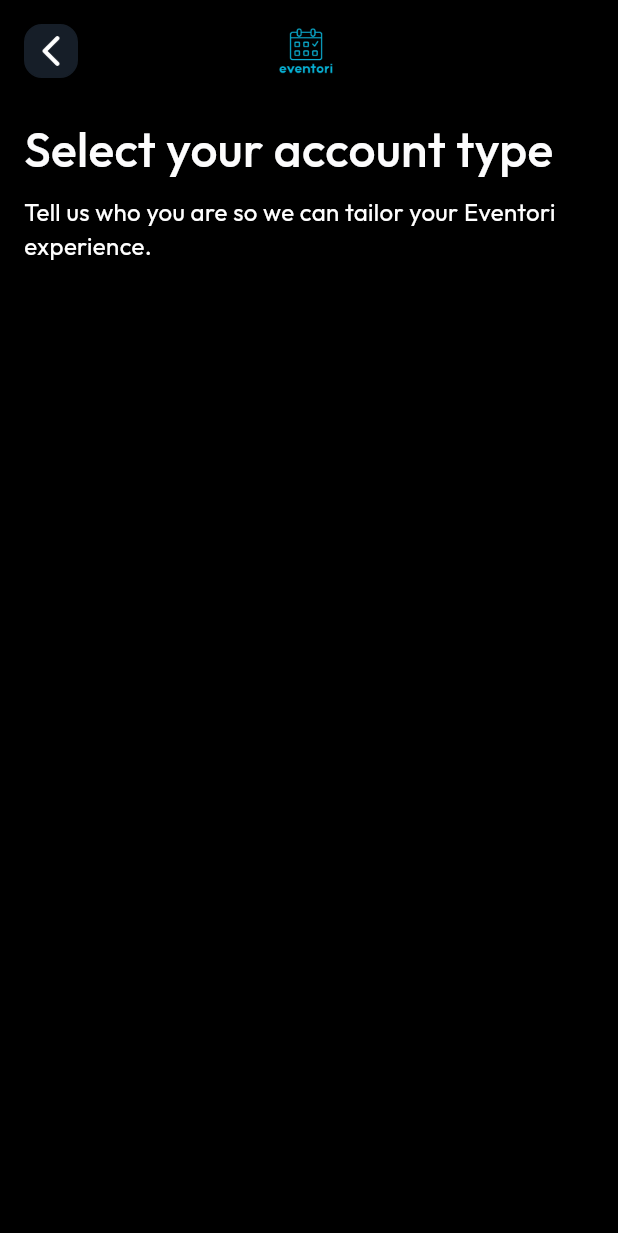
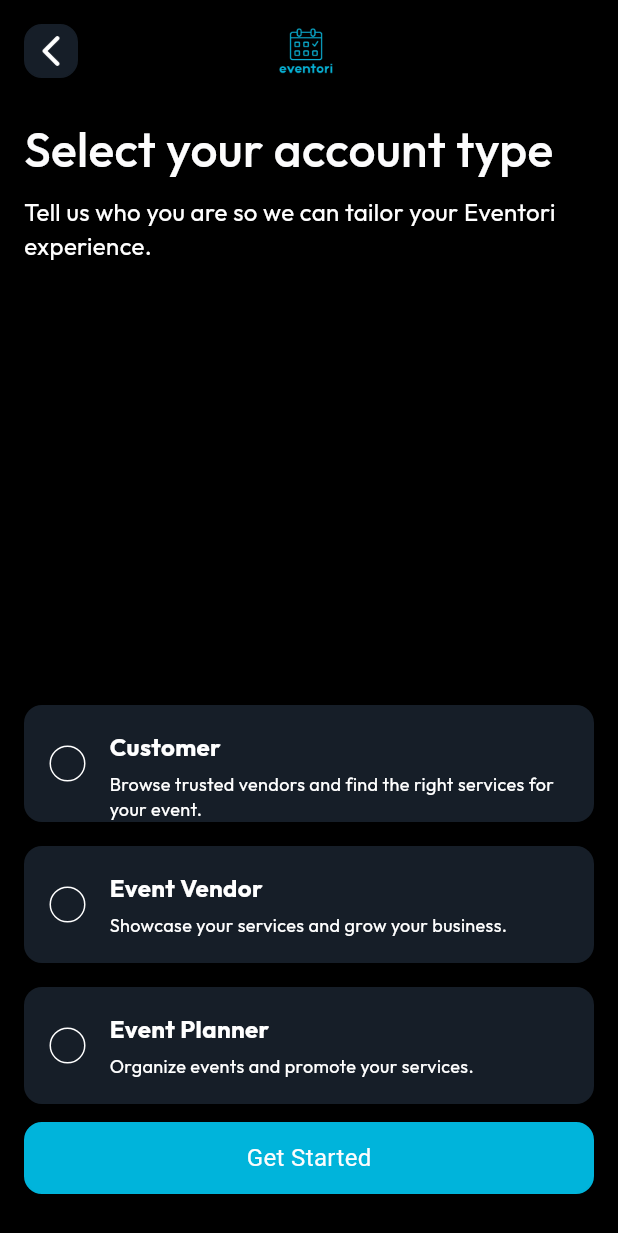
Before and after one commit to SardarAhmad000/eventori_ui, a Flutter app: the SelectionScreen screen opened by its route, on a phone screen of 412 x 824 dp. Shown: the top 1233 px of the screen. Run offline on Flutter 3.47's test engine with Material 3 defaults, Android fonts, the phone set to English and light mode, and no system bars; drawn by our look-alikes of zoom_tap_animation; our stand-ins replace get, sizer.

Commit message:
updated Code
M Ahmad

```diff
--- a/lib/AppTheme/widgets/app_theme.dart
+++ b/lib/AppTheme/widgets/app_theme.dart
@@ -21,6 +21,12 @@ class AppTheme{
   static Color buttonColor=Color(0xFF00B4DB);
   static Color primaryColor=Color(0xFFFCFCFD);
   static Color loginTextColor=Color(0xFF009CBE);
+  static Color radioButtonColour=Color(0xFF7B2CBF);
+
+  //card
+
+  static Color cardColour=Color(0xFF161E28);
+  static Color cardBorder=Color(0xFF7B2CBF);
 
 
 
--- a/lib/constants/app_text_style.dart
+++ b/lib/constants/app_text_style.dart
@@ -69,9 +69,19 @@ class AppTextStyle{
     fontWeight: FontWeight.w400,
   );
 
+  static  TextStyle cardTitle = TextStyle(
+    fontFamily: fontFamily,
+    color: AppTheme.whiteColor,
+    fontSize: 16,
+    fontWeight: FontWeight.w600,
+  );
 
-
-
+  static  TextStyle cardDescp = TextStyle(
+    fontFamily: fontFamily,
+    color: AppTheme.whiteColor,
+    fontSize: 12,
+    fontWeight: FontWeight.w400,
+  );
 
 
 
--- a/lib/view/onboarding/selection_screen.dart
+++ b/lib/view/onboarding/selection_screen.dart
@@ -1,8 +1,10 @@
+import 'package:eventori/constants/app_text_style.dart';
 import 'package:eventori/view/onboarding/widgets/build_header.dart';
 import 'package:eventori/view/onboarding/widgets/selection_tittle.dart';
 import 'package:flutter/material.dart';
 
 import '../../AppTheme/widgets/app_theme.dart';
+import '../../constants/custom_button.dart';
 
 class SelectionScreen extends StatefulWidget {
   const SelectionScreen({super.key});
@@ -12,6 +14,7 @@ class SelectionScreen extends StatefulWidget {
 }
 
 class _SelectionScreenState extends State<SelectionScreen> {
+  String? selectedAccountType;
   @override
   Widget build(BuildContext context) {
     return Scaffold(
@@ -29,15 +32,122 @@ class _SelectionScreenState extends State<SelectionScreen> {
               const SizedBox(height: 24),
               SelectionTitle(),
 
-              // const SizedBox(height: 40),
-              // _buildAccountOptions(),
-              // const Spacer(),
-              // _buildGetStartedButton(),
-              // const SizedBox(height: 24),
+              const Spacer(),
+
+              _buildAccountOptions(),
+              SizedBox(height: 12),
+
+              CustomButton(
+                Text: "Get Started",
+                width: double.infinity,
+                onTap: () {
+                },
+              ),
+
+              SizedBox(height: 12,)
             ],
           ),
         ),
       ),
     );
   }
+
+  Widget _buildAccountOptions() {
+    return Column(
+      children: [
+        _buildAccountTypeCard(
+          'Customer',
+          'Browse trusted vendors and find the right services for your event.',
+          'customer',
+        ),
+        const SizedBox(height: 16),
+        _buildAccountTypeCard(
+          'Event Vendor',
+          'Showcase your services and grow your business.',
+          'vendor',
+        ),
+        const SizedBox(height: 16),
+        _buildAccountTypeCard(
+          'Event Planner',
+          'Organize events and promote your services.',
+          'planner',
+        ),
+      ],
+    );
+  }
+
+  Widget _buildAccountTypeCard(String title, String description, String type) {
+    final isSelected = selectedAccountType == type;
+
+    return GestureDetector(
+      onTap: () {
+        setState(() {
+          selectedAccountType = type;
+        });
+      },
+
+      child: SingleChildScrollView(
+        child: Container(
+          height: 78,
+          padding: const EdgeInsets.all(16),
+          decoration: BoxDecoration(
+            color: isSelected ? AppTheme.cardColour : AppTheme.cardColour,
+            borderRadius: BorderRadius.circular(12),
+            border: Border.all(
+              color: isSelected ? AppTheme.cardBorder : Colors.transparent,
+              width: 1,
+            ),
+          ),
+          child: Row(
+            children: [
+              _buildRadioButton(isSelected),
+              const SizedBox(width: 16),
+              Expanded(
+                child: Column(
+                  crossAxisAlignment: CrossAxisAlignment.start,
+                  children: [
+                    Text(
+                      title,
+                      style: AppTextStyle.cardTitle,
+                    ),
+                    const SizedBox(height: 4),
+                    Text(
+                      description,
+                      style: AppTextStyle.cardDescp,
+                    ),
+                  ],
+                ),
+              ),
+            ],
+          ),
+        ),
+      ),
+    );
+  }
+
+  Widget _buildRadioButton(bool isSelected) {
+    return Container(
+      width: 24,
+      height: 24,
+      decoration: BoxDecoration(
+        shape: BoxShape.circle,
+        border: Border.all(
+          color: isSelected ? AppTheme.radioButtonColour : AppTheme.whiteColor,
+          width: 1,
+        ),
+      ),
+      child: isSelected
+          ? Center(
+        child: Container(
+          width: 16,
+          height: 16,
+          decoration: BoxDecoration(
+            shape: BoxShape.circle,
+            color: AppTheme.radioButtonColour,
+          ),
+        ),
+      )
+          : null,
+    );
+  }
 }
```
Also changed, not shown: lib/view/onboarding/onboarding_screen_2.dart (+28 -29 lines).
